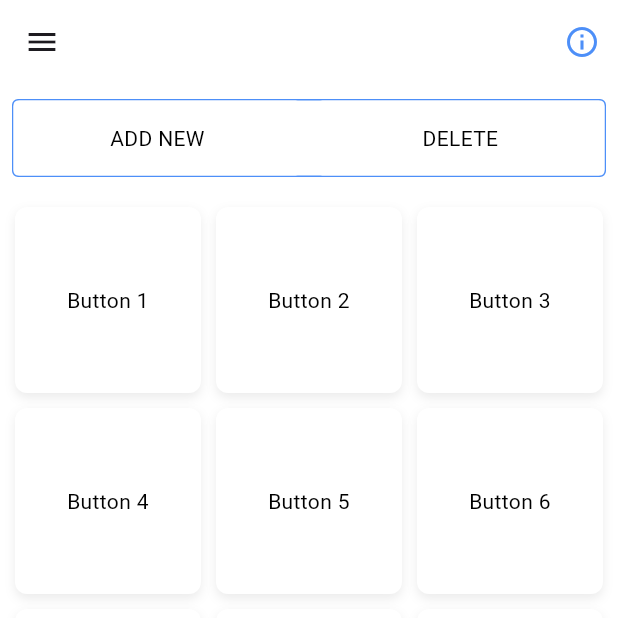
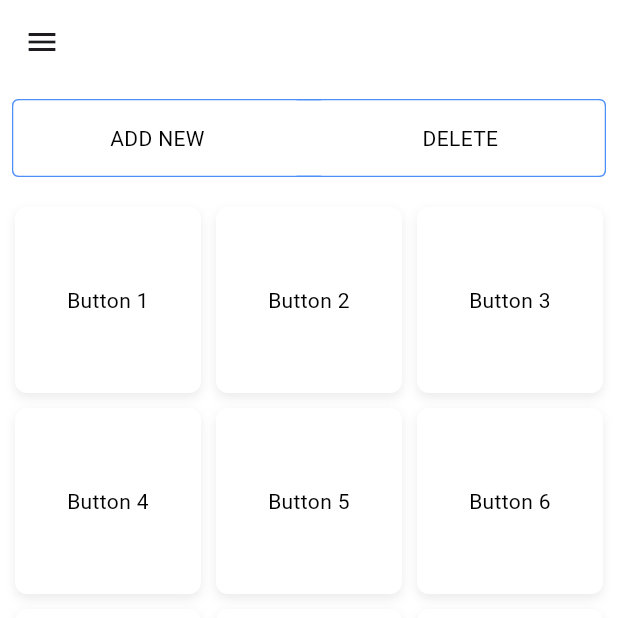
Before and after one commit to PatsyJoseph/cc206-aac_app, a Flutter app: the MainPage screen opened directly, on a phone screen of 412 x 824 dp, the top half of it. Run offline on Flutter 3.47's test engine with Material 3 defaults, Android fonts, the phone set to English and light mode, and no system bars; our stand-ins replace animated_text_kit, audioplayers, file_picker, image_picker, shared_preferences; accounts and stored records are empty.

Commit message:
Fixing merging errors

```diff
--- a/lib/features/main_page.dart
+++ b/lib/features/main_page.dart
@@ -1,4 +1,3 @@
-// main_page.dart contains the core feature of the application, including the buttons used for communication.
 import 'dart:convert';
 import 'dart:io';
 
@@ -13,8 +12,6 @@ import 'about_page.dart';
 import 'tutorial_page.dart';
 
 class MainPage extends StatefulWidget {
-  const MainPage({super.key});
-
   @override
   _MainPageState createState() => _MainPageState();
 }
@@ -31,18 +28,38 @@ class _MainPageState extends State<MainPage> with TickerProviderStateMixin {
   File? newItemImage;
   String? newItemSound;
 
+  // Zoom and pan control variables
+  TransformationController _transformationController =
+      TransformationController();
+  double _minScale = 1.0;
+  double _maxScale = 2.0;
+
   @override
   void initState() {
     super.initState();
     _loadButtons();
+
+    // Add a listener to reset transformation if zoomed out too far
+    _transformationController.addListener(_onTransformationChanged);
   }
 
   @override
   void dispose() {
+    _transformationController.removeListener(_onTransformationChanged);
+    _transformationController.dispose();
     for (var controller in _animationControllers) {
       controller.dispose();
     }
+    audioPlayer.dispose();
     super.dispose();
+  }
+
+// Method to reset the transformation if scale is below 1.0
+  void _onTransformationChanged() {
+    final double scale = _transformationController.value.getMaxScaleOnAxis();
+    if (scale < _minScale) {
+      _transformationController.value = Matrix4.identity();
+    }
   }
 
   Future<void> _loadButtons() async {
@@ -149,8 +166,8 @@ class _MainPageState extends State<MainPage> with TickerProviderStateMixin {
   }
 
   Future<void> _pickImage() async {
-    final ImagePicker picker = ImagePicker();
-    final XFile? image = await picker.pickImage(source: ImageSource.gallery);
+    final ImagePicker _picker = ImagePicker();
+    final XFile? image = await _picker.pickImage(source: ImageSource.gallery);
     if (image != null) {
       setState(() {
         newItemImage = File(image.path);
@@ -170,7 +187,7 @@ class _MainPageState extends State<MainPage> with TickerProviderStateMixin {
     }
   }
 
-  void _playItemSound(String? soundPath) async {
+  Future<void> _playItemSound(String? soundPath) async {
     if (soundPath != null && soundPath.isNotEmpty) {
       await audioPlayer.play(DeviceFileSource(soundPath));
     }
@@ -185,19 +202,8 @@ class _MainPageState extends State<MainPage> with TickerProviderStateMixin {
   @override
   Widget build(BuildContext context) {
     return Scaffold(
+      backgroundColor: Colors.white,
       appBar: AppBar(
-        actions: [
-          IconButton(
-            icon: Icon(Icons.info_outline),
-            color: Color(0xFF4D8FF8),
-            onPressed: () {
-              Navigator.push(
-                context,
-                MaterialPageRoute(builder: (context) => AboutPage()),
-              );
-            },
-          ),
-        ],
         backgroundColor: Colors.white,
         elevation: 0,
       ),
@@ -238,6 +244,7 @@ class _MainPageState extends State<MainPage> with TickerProviderStateMixin {
                     style: TextStyle(fontSize: 18),
                   ),
                   onTap: () {
+                    // Tap gesture for Tutorial list item: Closes the drawer and navigates to the TutorialPage when tapped.
                     Navigator.pop(context);
                     Navigator.push(
                       context,
@@ -245,76 +252,29 @@ class _MainPageState extends State<MainPage> with TickerProviderStateMixin {
                     );
                   },
                 ),
-                Divider(),
                 SizedBox(height: 16),
                 InkWell(
                   onTap: () {
                     setState(() {
-                      activeButton = 'Action Words';
+                      activeButton = 'About';
                     });
                     Navigator.pop(context);
+                    Navigator.push(
+                      context,
+                      MaterialPageRoute(builder: (context) => AboutPage()),
+                    );
                   },
                   child: Container(
                     padding: EdgeInsets.symmetric(horizontal: 16, vertical: 12),
-                    color: activeButton == 'Action Words'
+                    color: activeButton == 'About'
                         ? Color(0xFFD2D9F5)
                         : Colors.white,
                     child: Row(
                       children: [
-                        Icon(Icons.flash_on),
+                        Icon(Icons.info_outline),
                         SizedBox(width: 10),
                         Text(
-                          'Action Words',
-                          style: TextStyle(fontSize: 18),
-                        ),
-                      ],
-                    ),
-                  ),
-                ),
-                SizedBox(height: 16),
-                InkWell(
-                  onTap: () {
-                    setState(() {
-                      activeButton = 'Greetings';
-                    });
-                    Navigator.pop(context);
-                  },
-                  child: Container(
-                    padding: EdgeInsets.symmetric(horizontal: 16, vertical: 12),
-                    color: activeButton == 'Greetings'
-                        ? Color(0xFFD2D9F5)
-                        : Colors.white,
-                    child: Row(
-                      children: [
-                        Icon(Icons.chat),
-                        SizedBox(width: 10),
-                        Text(
-                          'Greetings',
-                          style: TextStyle(fontSize: 18),
-                        ),
-                      ],
-                    ),
-                  ),
-                ),
-                SizedBox(height: 16),
-                InkWell(
-                  onTap: () {
-                    setState(() {
-                      activeButton = 'Names';
-                    });
-                    Navigator.pop(context);
-                  },
-                  child: Container(
-                    padding: EdgeInsets.symmetric(horizontal: 16, vertical: 12),
-                    color: activeButton == 'Names'
-                        ? Color(0xFFD2D9F5)
-                        : Colors.white,
-                    child: Row(
-                      children: [
-                        Icon(Icons.person),
-                        SizedBox(width: 10),
-                        Text(
-                          'Names',
+                          'About',
                           style: TextStyle(fontSize: 18),
                         ),
                       ],
@@ -340,6 +300,7 @@ class _MainPageState extends State<MainPage> with TickerProviderStateMixin {
                 mainAxisAlignment: MainAxisAlignment.spaceEvenly,
                 children: [
                   Expanded(
+                    // Tap gesture for "ADD NEW" button: Sets the active button to "ADD NEW" and displays the form for adding a new item.
                     child: InkWell(
                       borderRadius: BorderRadius.circular(4.0),
                       onTap: () => _setActiveButton('ADD NEW'),
@@ -363,6 +324,7 @@ class _MainPageState extends State<MainPage> with TickerProviderStateMixin {
                   ),
                   SizedBox(width: 10),
                   Expanded(
+                    // Tap gesture for "DELETE" button: Sets the active button to "DELETE" and displays the dropdown for deletion confirmation.
                     child: InkWell(
                       borderRadius: BorderRadius.circular(4.0),
                       onTap: () => _setActiveButton('DELETE'),
@@ -399,10 +361,12 @@ class _MainPageState extends State<MainPage> with TickerProviderStateMixin {
                   children: [
                     ListTile(
                       title: Text('Pick Image'),
-                      onTap: _pickImage,
+                      onTap:
+                          _pickImage, // Tap gesture to open the image picker for selecting an image from local device
                     ),
                     ListTile(
-                      title: Text('Pick Sound'),
+                      title: Text(
+                          'Pick Sound'), // Tap gesture to open the file picker for selecting mp3 file from local device.
                       onTap: _pickSound,
                     ),
                     Row(
@@ -415,7 +379,8 @@ class _MainPageState extends State<MainPage> with TickerProviderStateMixin {
                               style: TextStyle(color: Colors.green),
                               textAlign: TextAlign.center,
                             ),
-                            onTap: _addNewItem,
+                            onTap:
+                                _addNewItem, // Tap gesture to add the new item with the selected image and sound.
                           ),
                         ),
                         Expanded(
@@ -427,7 +392,8 @@ class _MainPageState extends State<MainPage> with TickerProviderStateMixin {
                             ),
                             onTap: () {
                               setState(() {
-                                isAddNewFormVisible = false;
+                                isAddNewFormVisible =
+                                    false; // Tap gesture to hide the add new item form.
                                 activeButton = '';
                               });
                             },
@@ -450,13 +416,15 @@ class _MainPageState extends State<MainPage> with TickerProviderStateMixin {
                   children: [
                     ListTile(
                       title: Text('Confirm Delete'),
-                      onTap: _confirmDeletion,
+                      onTap:
+                          _confirmDeletion, // Tap gesture to confirm the deletion of selected items.
                     ),
                     ListTile(
                       title: Text('Cancel'),
                       onTap: () {
                         setState(() {
-                          isDropdownOpen = false;
+                          isDropdownOpen =
+                              false; // Tap gesture to close the dropdown menu without taking action.
                           activeButton = '';
                         });
                       },
@@ -464,8 +432,23 @@ class _MainPageState extends State<MainPage> with TickerProviderStateMixin {
                   ],
                 ),
               ),
+            // Zoomable grid view
             Expanded(
+              child: SingleChildScrollView(
+                child: Container(
+                  color: Colors.white,
+                  child: InteractiveViewer(
+                    // InteractiveViewer: Enables pinch-to-zoom and pan gestures to allow scaling and dragging of the grid content.
+                    transformationController: _transformationController,
+                    minScale: _minScale,
+                    maxScale: _maxScale,
+                    boundaryMargin:
+                        EdgeInsets.all(0), // Prevent extra space around content
+                    child: Container(
+                      color: Colors.white,
                       child: GridView.builder(
+                        shrinkWrap: true,
+                        physics: NeverScrollableScrollPhysics(),
                         gridDelegate: SliverGridDelegateWithFixedCrossAxisCount(
                           crossAxisCount: 3,
                           childAspectRatio: 1,
@@ -475,8 +458,10 @@ class _MainPageState extends State<MainPage> with TickerProviderStateMixin {
                         padding: EdgeInsets.all(10),
                         itemCount: buttons.length,
                         itemBuilder: (context, index) {
+                          // Detects tap gestures on the grid item, toggling selection in delete mode, playing sound for valid items, and animating the button for feedback.
                           return GestureDetector(
                             onTap: () {
+                              // Handles tap interactions based on the current active button state.
                               if (activeButton == 'DELETE') {
                                 _toggleSelection(index);
                               } else if (!buttons[index].isPlaceholder) {
@@ -485,7 +470,8 @@ class _MainPageState extends State<MainPage> with TickerProviderStateMixin {
                               _animateButton(index);
                             },
                             child: ScaleTransition(
-                      scale: Tween<double>(begin: 1.0, end: 1.1).animate(
+                              scale:
+                                  Tween<double>(begin: 1.0, end: 1.1).animate(
                                 CurvedAnimation(
                                   parent: _animationControllers[index],
                                   curve: Curves.easeInOut,
@@ -513,7 +499,8 @@ class _MainPageState extends State<MainPage> with TickerProviderStateMixin {
                                           style: TextStyle(color: Colors.black),
                                         )
                                       : buttons[index].imagePath != null
-                                  ? Image.file(File(buttons[index].imagePath!))
+                                          ? Image.file(
+                                              File(buttons[index].imagePath!))
                                           : Text(
                                               buttons[index].text,
                                               textAlign: TextAlign.center,
@@ -523,6 +510,10 @@ class _MainPageState extends State<MainPage> with TickerProviderStateMixin {
                             ),
                           );
                         },
+                      ),
+                    ),
+                  ),
+                ),
               ),
             ),
           ],
```
Lines whose indentation alone changed are shown as unchanged.
